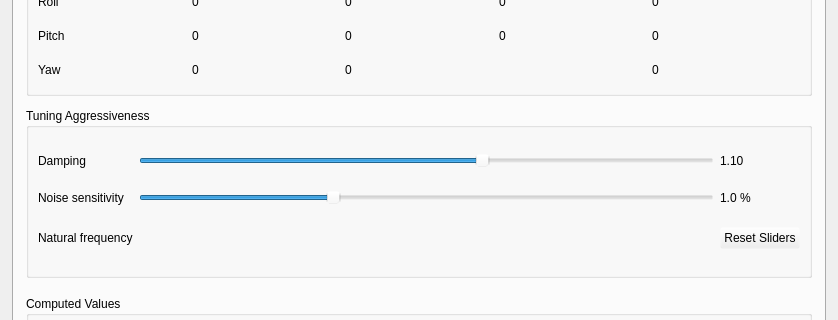
Above: ground/gcs/src/plugins/config/autotune.ui from d-ronin/dRonin before the change; both pictures show x 0 to 838 and y 219 to 539 of the 838 by 757 pixel window. Below: the same form after it.
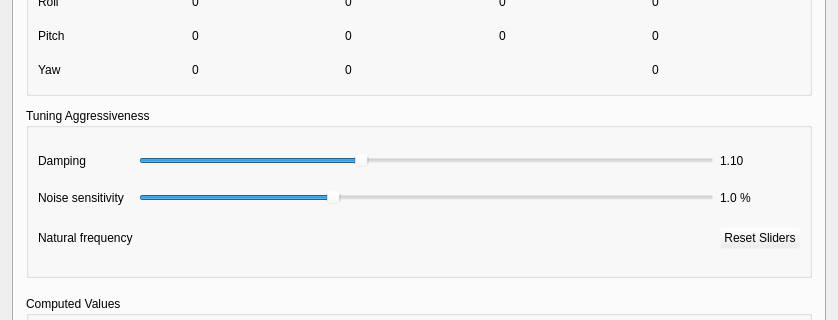
That is the form after the change. The open tabs and pages were chosen to show the change. Icons and pictures are not drawn.

Commit message:
gcs: autotune: set minimum damping factor to .85
Values under 0.8 almost always produce nonsensical results.

Diff of the .ui file:
```diff
--- a/ground/gcs/src/plugins/config/autotune.ui
+++ b/ground/gcs/src/plugins/config/autotune.ui
@@ -631,7 +631,7 @@
               <item row="1" column="1">
                <widget class="QSlider" name="rateDamp">
                 <property name="minimum">
-                 <number>50</number>
+                 <number>85</number>
                 </property>
                 <property name="maximum">
                  <number>150</number>
```
